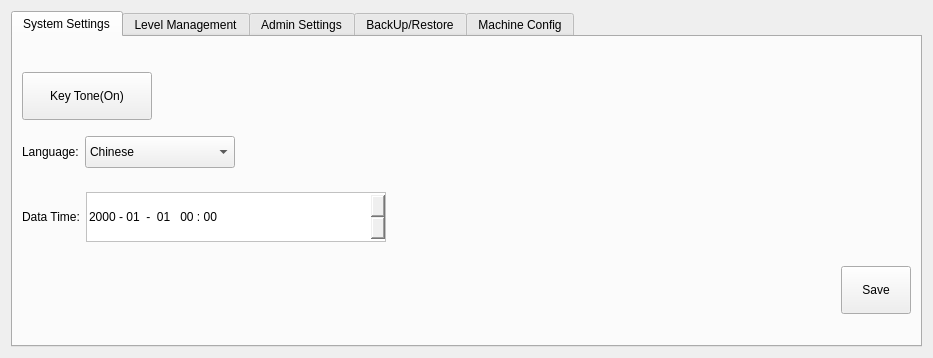
Qt form hcsettings/ichcsystemsettingsframe.ui (GaussCheng/2-5AxisPunch) before a commit.
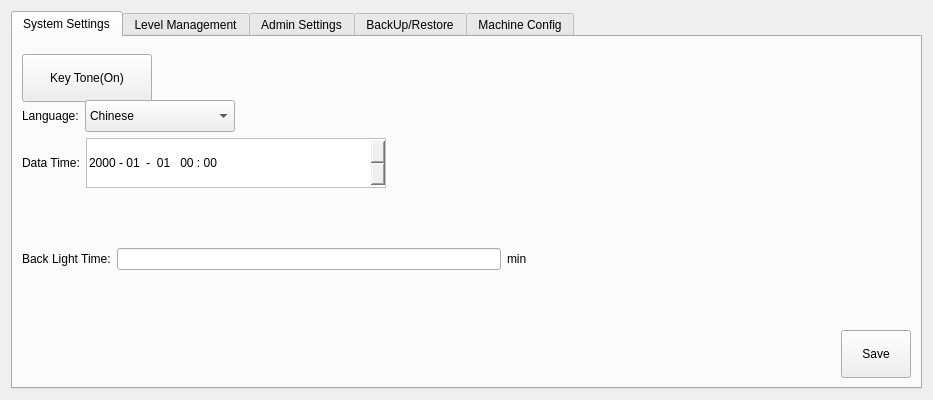
The same form after that commit. Icons and pictures are not drawn. Custom widgets are drawn as their Qt base class.

The edit to the form file:
```diff
--- a/hcsettings/ichcsystemsettingsframe.ui
+++ b/hcsettings/ichcsystemsettingsframe.ui
@@ -7,7 +7,7 @@
     <x>0</x>
     <y>0</y>
     <width>933</width>
-    <height>358</height>
+    <height>400</height>
    </rect>
   </property>
   <property name="windowTitle">
@@ -197,6 +197,40 @@
          </item>
         </layout>
        </item>
+       <item>
+        <layout class="QHBoxLayout" name="horizontalLayout_7">
+         <item>
+          <widget class="QLabel" name="label_14">
+           <property name="text">
+            <string>Back Light Time:</string>
+           </property>
+          </widget>
+         </item>
+         <item>
+          <widget class="ICLineEditWithVirtualNumericKeypad" name="backLightTimeEdit"/>
+         </item>
+         <item>
+          <widget class="QLabel" name="label_15">
+           <property name="text">
+            <string>min</string>
+           </property>
+          </widget>
+         </item>
+         <item>
+          <spacer name="horizontalSpacer_4">
+           <property name="orientation">
+            <enum>Qt::Horizontal</enum>
+           </property>
+           <property name="sizeHint" stdset="0">
+            <size>
+             <width>40</width>
+             <height>20</height>
+            </size>
+           </property>
+          </spacer>
+         </item>
+        </layout>
+       </item>
        <item>
         <layout class="QHBoxLayout" name="horizontalLayout_3">
          <item>
@@ -1090,6 +1124,11 @@
    <header>icpagetab.h</header>
    <container>1</container>
   </customwidget>
+  <customwidget>
+   <class>ICLineEditWithVirtualNumericKeypad</class>
+   <extends>QLineEdit</extends>
+   <header>iclineeditwithvirtualnumerickeypad.h</header>
+  </customwidget>
  </customwidgets>
  <resources/>
  <connections/>
```
